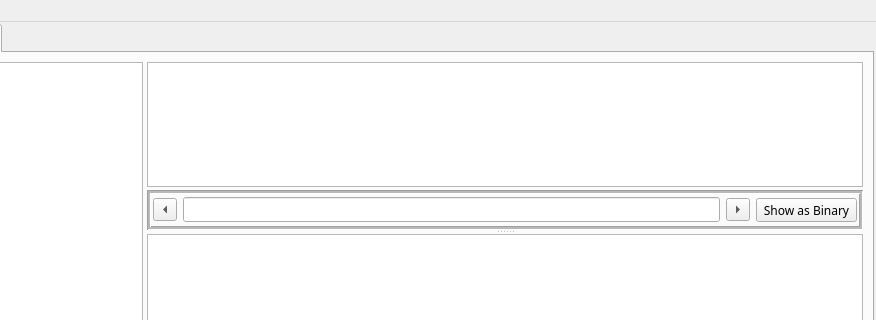
First picture: the form in editorWindow.ui, repository tangorcraft/m3editor-python, before the edit; both pictures show x 126 to 1002 and y 0 to 320 of the 1002 by 817 pixel window.
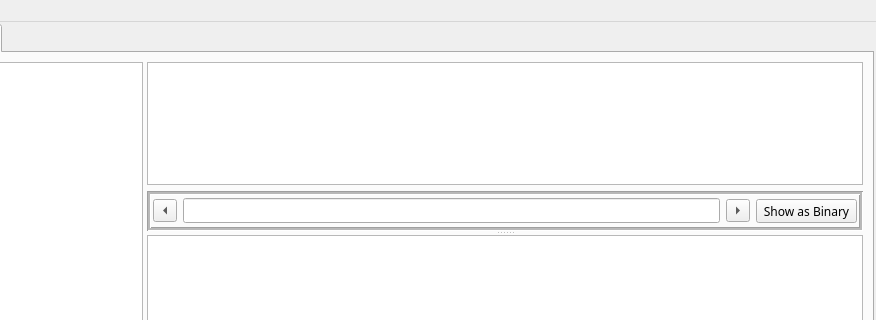
Second picture: the form after the edit.

```diff
--- a/editorWindow.ui
+++ b/editorWindow.ui
@@ -117,23 +117,18 @@
               <height>100</height>
              </size>
             </property>
-            <layout class="QHBoxLayout" name="horizontalLayout">
-             <property name="leftMargin">
-              <number>0</number>
-             </property>
-             <property name="topMargin">
-              <number>0</number>
-             </property>
-             <property name="rightMargin">
-              <number>0</number>
-             </property>
-             <property name="bottomMargin">
-              <number>0</number>
-             </property>
-             <item>
               <layout class="QVBoxLayout" name="verticalLayout_4">
-               <property name="spacing">
-                <number>3</number>
+             <property name="leftMargin">
+              <number>0</number>
+             </property>
+             <property name="topMargin">
+              <number>0</number>
+             </property>
+             <property name="rightMargin">
+              <number>0</number>
+             </property>
+             <property name="bottomMargin">
+              <number>0</number>
                </property>
                <item>
                 <widget class="QTextBrowser" name="textFieldHint"/>
@@ -231,8 +226,6 @@
                   </item>
                  </layout>
                 </widget>
-               </item>
-              </layout>
              </item>
             </layout>
            </widget>
```
Left out of the diff: 6 changed lines with no effect on the pictures. Lines whose indentation alone changed are shown as unchanged.
